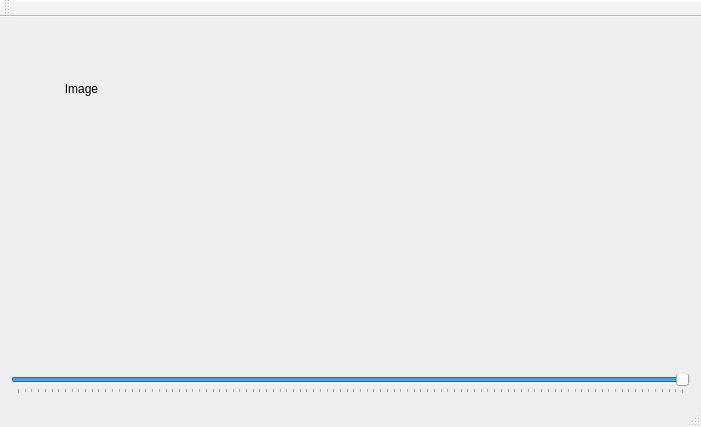
arnaudricaud/ProjetBM, file Projet_Catakoi/mainwindow.ui: the form before one commit.
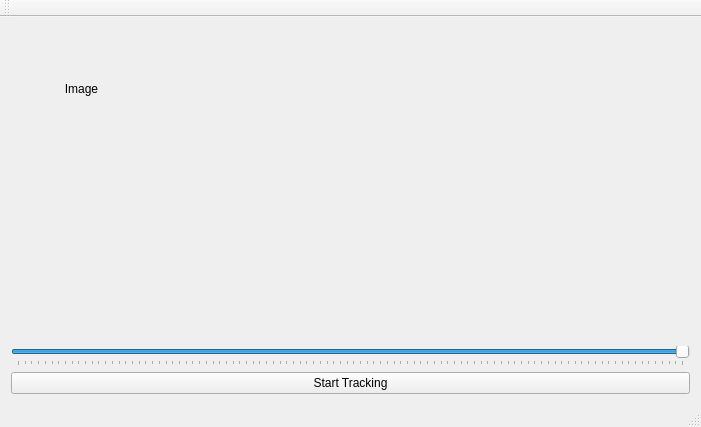
The form after the commit. Custom widgets are drawn as their Qt base class.

Commit message: Tracking + dist verticale

```diff
--- a/Projet_Catakoi/mainwindow.ui
+++ b/Projet_Catakoi/mainwindow.ui
@@ -82,6 +82,13 @@
       </item>
      </layout>
     </item>
+    <item row="1" column="0">
+     <widget class="QPushButton" name="pushButton">
+      <property name="text">
+       <string>Start Tracking</string>
+      </property>
+     </widget>
+    </item>
    </layout>
   </widget>
   <widget class="QMenuBar" name="menuBar">
```
Left out of the diff: 4 changed lines with no effect on the pictures. The commit also changes 6 other files.
